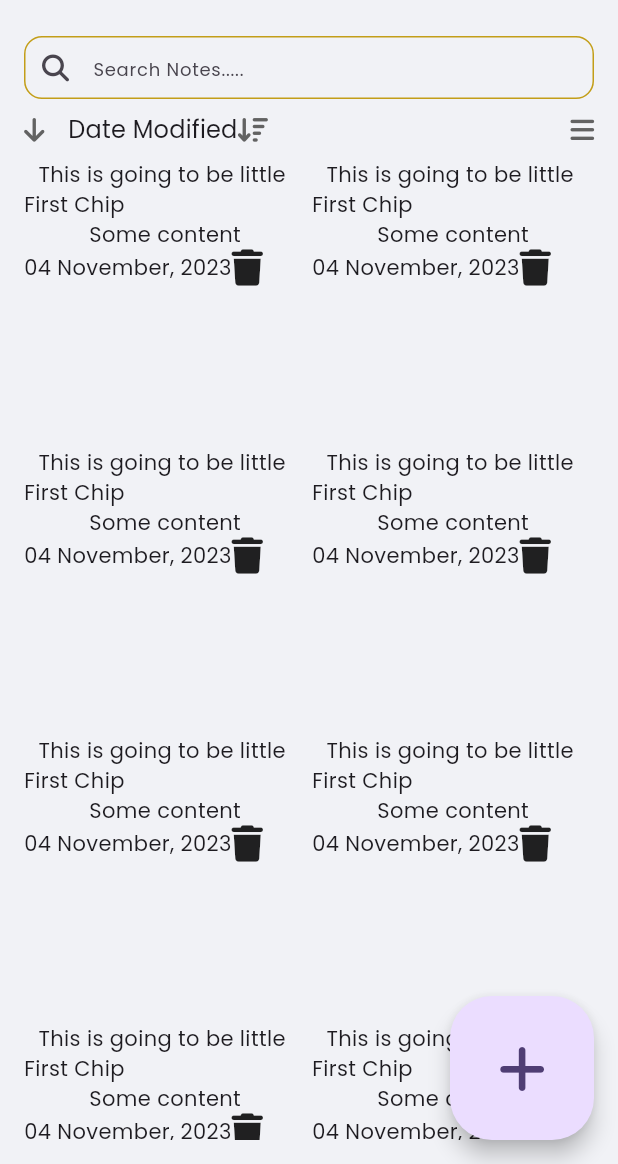
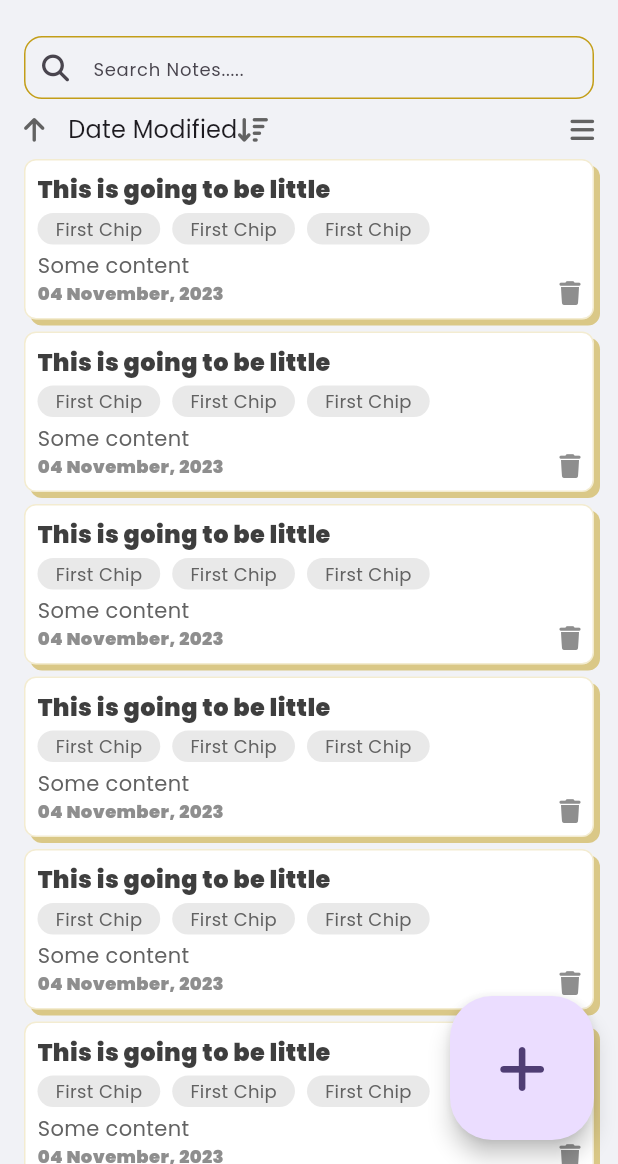
Before and after one commit to sharifulb07/flutterprojects, a Flutter app: the screen it shows after launch, on a phone screen of 412 x 824 dp, the part 72-1236 px from its top. Run offline on Flutter 3.47's test engine with Material 3 defaults, Android fonts, the phone set to English and light mode, and no system bars; our stand-ins replace font_awesome_flutter.

Commit message:
extract NotesList and NotesGrid, interactive three button such sorting

```diff
--- a/lib/main_page.dart
+++ b/lib/main_page.dart
@@ -12,6 +12,10 @@ class MainPage extends StatefulWidget {
 class _MainPageState extends State<MainPage> {
   final List<String> dropdownOptions = ["Date Modified", "Date Created"];
   late String dropdownValue = dropdownOptions.first;
+
+  bool isDescending = false;
+
+  bool isGrid = false;
 
   @override
   Widget build(BuildContext context) {
@@ -63,8 +67,14 @@ class _MainPageState extends State<MainPage> {
                 child: Row(
                   children: [
                     IconButton(
-                      onPressed: () {},
-                      icon: const FaIcon(FontAwesomeIcons.arrowDown),
+                      onPressed: () {
+                        setState(() {
+                          isDescending = !isDescending;
+                        });
+                      },
+                      icon: FaIcon(isDescending
+                          ? FontAwesomeIcons.arrowDown
+                          : FontAwesomeIcons.arrowUp),
                       padding: EdgeInsets.zero,
                       visualDensity: VisualDensity.compact,
                       constraints: BoxConstraints(),
@@ -110,8 +120,14 @@ class _MainPageState extends State<MainPage> {
                         }),
                     Spacer(),
                     IconButton(
-                      onPressed: () {},
-                      icon: const FaIcon(FontAwesomeIcons.bars),
+                      onPressed: () {
+                        setState(() {
+                          isGrid = !isGrid;
+                        });
+                      },
+                      icon: FaIcon(isGrid
+                          ? FontAwesomeIcons.tableCellsLarge
+                          : FontAwesomeIcons.bars),
                       padding: EdgeInsets.zero,
                       visualDensity: VisualDensity.compact,
                       constraints: BoxConstraints(),
@@ -125,35 +141,139 @@ class _MainPageState extends State<MainPage> {
                 ),
               ),
               Expanded(
-                child: GridView.builder(
-                    itemCount: 15,
-                    gridDelegate:
-                        const SliverGridDelegateWithFixedCrossAxisCount(
-                            crossAxisCount: 2,
-                            crossAxisSpacing: 4,
-                            mainAxisSpacing: 4),
-                    itemBuilder: (context, index) {
-                      return Container(
-                        child: Column(
-                          children: [
-                            Text("This is going to be little "),
-                            Row(
-                              children: [Text("First Chip")],
-                            ),
-                            Text("Some content"),
-                            Row(
-                              children: [
-                                Text("04 November, 2023"),
-                                FaIcon(FontAwesomeIcons.trash)
-                              ],
-                            )
-                          ],
-                        ),
-                      );
-                    }),
+                child: isGrid ? const NotesGrid() : const NotesList(),
               )
             ],
           ),
         ));
   }
 }
+
+class NotesList extends StatefulWidget {
+  const NotesList({super.key});
+
+  @override
+  State<NotesList> createState() => _NotesListState();
+}
+
+class _NotesListState extends State<NotesList> {
+  @override
+  Widget build(BuildContext context) {
+
+    return ListView.separated(
+        itemCount: 15,
+        clipBehavior: Clip.none,
+        itemBuilder: (context, index) {
+      return NoteCard(
+        isInGrind: false,
+      );
+    },
+      separatorBuilder: (context,index)=>const SizedBox(height: 8,),
+
+    );
+  }
+}
+
+class NotesGrid extends StatelessWidget {
+  const NotesGrid({
+    super.key,
+  });
+
+  @override
+  Widget build(BuildContext context) {
+    return GridView.builder(
+        itemCount: 15,
+        gridDelegate: const SliverGridDelegateWithFixedCrossAxisCount(
+            crossAxisCount: 2, crossAxisSpacing: 8, mainAxisSpacing: 8),
+        itemBuilder: (context, index) {
+          return NoteCard(
+            isInGrind: true,
+          );
+        });
+  }
+}
+
+class NoteCard extends StatelessWidget {
+  const NoteCard({super.key, required this.isInGrind});
+
+  final bool isInGrind;
+
+  @override
+  Widget build(BuildContext context) {
+    return Container(
+      padding: const EdgeInsets.all(8),
+      decoration: BoxDecoration(
+          color: white,
+          border: Border.all(color: primary.withOpacity(0.2)),
+          borderRadius: BorderRadius.circular(8),
+          boxShadow: [
+            BoxShadow(
+              color: primary.withOpacity(0.5),
+              offset: Offset(4, 4),
+            )
+          ]),
+      child: Column(
+        crossAxisAlignment: CrossAxisAlignment.start,
+        children: [
+          Text(
+            "This is going to be little ",
+            maxLines: 1,
+            overflow: TextOverflow.ellipsis,
+            style: TextStyle(
+                fontWeight: FontWeight.bold, fontSize: 16, color: gray900),
+          ),
+          SizedBox(
+            height: 4,
+          ),
+          SingleChildScrollView(
+            scrollDirection: Axis.horizontal,
+            child: Row(
+                children: List.generate(
+                    3,
+                    (index) => Container(
+                          decoration: BoxDecoration(
+                              color: gray100,
+                              borderRadius: BorderRadius.circular(16)),
+                          padding: const EdgeInsets.symmetric(
+                              horizontal: 12, vertical: 2),
+                          child: Text(
+                            "First Chip",
+                            style: TextStyle(fontSize: 12, color: gray700),
+                          ),
+                          margin: const EdgeInsets.only(right: 8),
+                        ))),
+          ),
+          SizedBox(
+            height: 4,
+          ),
+          isInGrind?
+            Expanded(
+                child: Text(
+              "Some content",
+              style: TextStyle(color: gray700),
+            ))
+         :
+            Text(
+              "Some content",
+              style: TextStyle(color: gray700),
+            ),
+          Row(
+            children: [
+              Text(
+                "04 November, 2023",
+                style: TextStyle(
+                    fontSize: 12, fontWeight: FontWeight.w600, color: gray500),
+              ),
+              Spacer(),
+              FaIcon(
+                FontAwesomeIcons.trash,
+                size: 16,
+                color: gray500,
+              )
+            ],
+          )
+        ],
+      ),
+    );
+  }
+}
```
